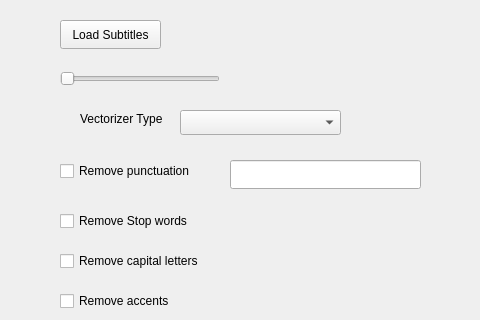
seekever/VideoSummary, file video_summary/templates/SubtitlesOptions.ui: the form before one commit; both pictures show x 0 to 480 and y 0 to 320 of the 800 by 600 pixel window.
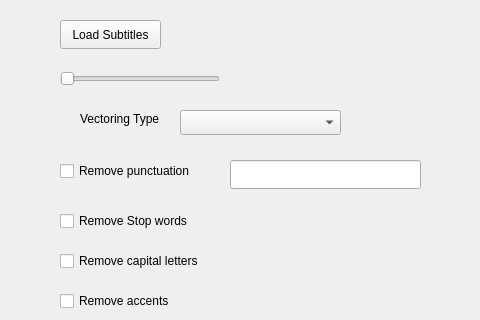
The form after the commit.

The edit to the form file:
```diff
--- a/video_summary/templates/SubtitlesOptions.ui
+++ b/video_summary/templates/SubtitlesOptions.ui
@@ -190,7 +190,7 @@
                     </rect>
                 </property>
                 <property name="text">
-                    <string>Vectorizer Type</string>
+     <string>Vectoring Type</string>
                 </property>
             </widget>
             <widget class="QLabel" name="label_2">
```
Left out of the diff: 2 changed lines with no effect on the pictures. Lines whose indentation alone changed are shown as unchanged.
